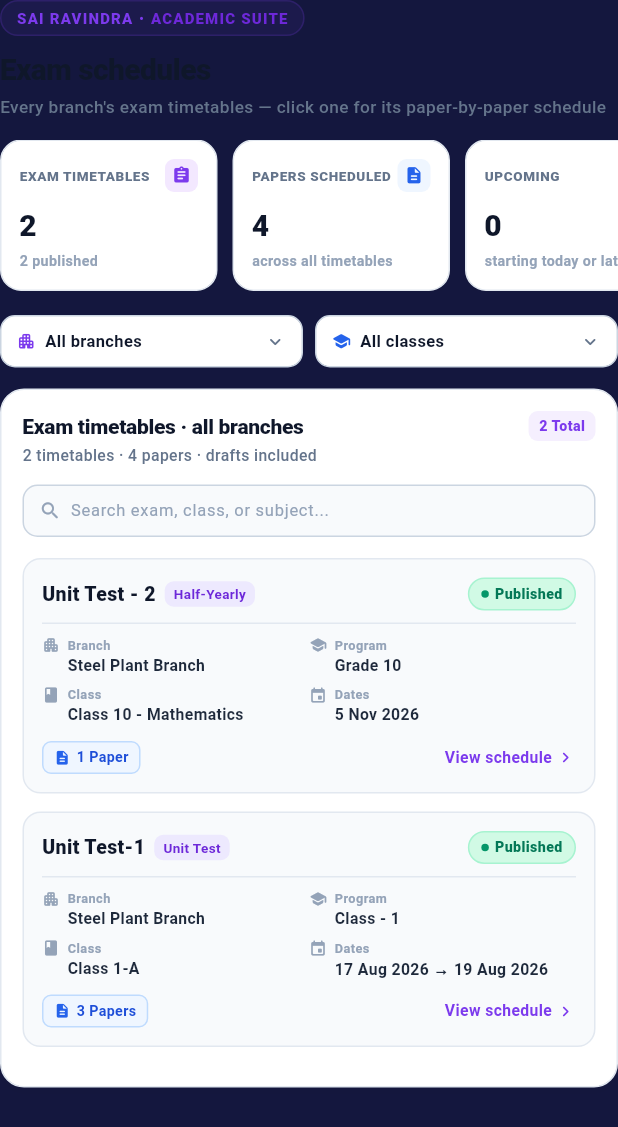
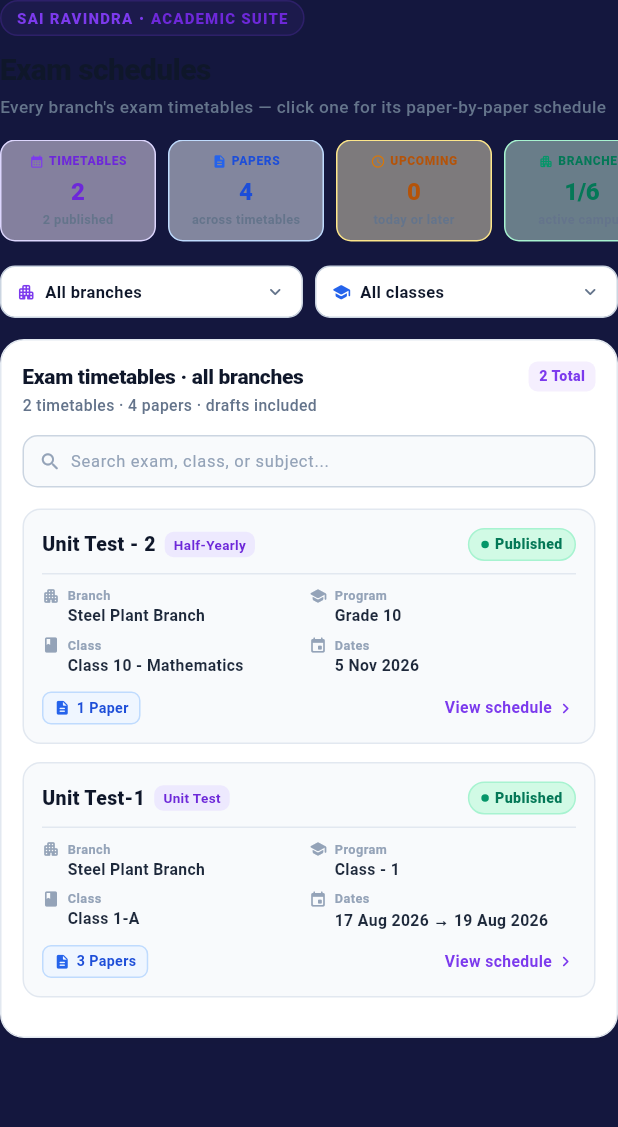
Before and after one commit to naveenkumar1437/Vriyda_AI, a Flutter app: the AcademicsView widget shown alone on an empty page, opened directly, on a phone screen of 412 x 824 dp. Shown: the top 1127 px of the screen. Run offline on Flutter 3.47's test engine with Material 3 defaults, Android fonts, the phone set to English and light mode, and no system bars; our stand-ins replace shared_preferences; accounts and stored records are empty; network calls fail; Roboto replaces fonts that are missing (-apple-system).

Commit message:
style(academics): make KPI cards compact and friendly matching Attendance screen metrics

```diff
--- a/lib/screens/academics/academics_view.dart
+++ b/lib/screens/academics/academics_view.dart
@@ -57,9 +57,12 @@ class _AcademicsViewState extends State<AcademicsView> {
     final publishedCount = filteredTimetables.where((tt) => tt.isPublished).length;
     final draftsCount = filteredTimetables.where((tt) => tt.isDraft).length;
 
-    // Branches covered calculation
+    // Branches covered calculation (dynamically read from live API if present)
+    final branchesFromApi = widget.dashboardData?['branches'] as List<dynamic>?;
+    final totalBranchesCount = (branchesFromApi != null && branchesFromApi.isNotEmpty)
+        ? branchesFromApi.length
+        : 6;
     final coveredBranches = allTimetables.map((t) => t.branchId).toSet().length;
-    const totalBranchesCount = 6;
 
     final branchLabel = _selectedBranch == 'all'
         ? 'all branches'
@@ -170,7 +173,7 @@ class _AcademicsViewState extends State<AcademicsView> {
     );
   }
 
-  // --- Component 2: 5 KPI Metric Cards ---
+  // --- Component 2: 5 KPI Metric Cards (Attendance-Screen Style: Compact, Friendly, Color-Tinted) ---
   Widget _buildKpiCards({
     required int totalTimetables,
     required int publishedCount,
@@ -182,44 +185,54 @@ class _AcademicsViewState extends State<AcademicsView> {
   }) {
     final kpis = [
       {
-        'title': 'EXAM TIMETABLES',
+        'label': 'TIMETABLES',
         'value': '$totalTimetables',
         'subtext': '$publishedCount published',
-        'icon': Icons.assignment_rounded,
-        'color': const Color(0xFF7C3AED),
-        'bg': const Color(0xFFF3E8FF),
+        'icon': Icons.calendar_month_rounded,
+        'dotColor': const Color(0xFF7C3AED),
+        'textColor': const Color(0xFF6D28D9),
+        'bgColor': const Color(0xFFF3E8FF).withValues(alpha: 0.5),
+        'borderColor': const Color(0xFFDDD6FE),
       },
       {
-        'title': 'PAPERS SCHEDULED',
+        'label': 'PAPERS',
         'value': '$totalPapers',
-        'subtext': 'across all timetables',
+        'subtext': 'across timetables',
         'icon': Icons.description_rounded,
-        'color': const Color(0xFF2563EB),
-        'bg': const Color(0xFFEFF6FF),
+        'dotColor': const Color(0xFF2563EB),
+        'textColor': const Color(0xFF1D4ED8),
+        'bgColor': const Color(0xFFEFF6FF).withValues(alpha: 0.5),
+        'borderColor': const Color(0xFFBFDBFE),
       },
       {
-        'title': 'UPCOMING',
+        'label': 'UPCOMING',
         'value': '$upcomingCount',
-        'subtext': 'starting today or later',
+        'subtext': 'today or later',
         'icon': Icons.schedule_rounded,
-        'color': const Color(0xFFD97706),
-        'bg': const Color(0xFFFEF3C7),
+        'dotColor': const Color(0xFFD97706),
+        'textColor': const Color(0xFFB45309),
+        'bgColor': const Color(0xFFFEF3C7).withValues(alpha: 0.45),
+        'borderColor': const Color(0xFFFDE68A),
       },
       {
-        'title': 'BRANCHES COVERED',
+        'label': 'BRANCHES',
         'value': '$coveredBranches/$totalBranchesCount',
-        'subtext': 'have at least one timetable',
+        'subtext': 'active campus',
         'icon': Icons.apartment_rounded,
-        'color': const Color(0xFF059669),
-        'bg': const Color(0xFFD1FAE5),
+        'dotColor': const Color(0xFF059669),
+        'textColor': const Color(0xFF047857),
+        'bgColor': const Color(0xFFD1FAE5).withValues(alpha: 0.45),
+        'borderColor': const Color(0xFFA7F3D0),
       },
       {
-        'title': 'DRAFTS',
+        'label': 'DRAFTS',
         'value': '$draftsCount',
-        'subtext': 'not yet published',
+        'subtext': 'not published',
         'icon': Icons.edit_note_rounded,
-        'color': const Color(0xFF64748B),
-        'bg': const Color(0xFFF1F5F9),
+        'dotColor': const Color(0xFF64748B),
+        'textColor': const Color(0xFF475569),
+        'bgColor': const Color(0xFFF1F5F9),
+        'borderColor': const Color(0xFFE2E8F0),
       },
     ];
 
@@ -228,79 +241,63 @@ class _AcademicsViewState extends State<AcademicsView> {
       physics: const BouncingScrollPhysics(),
       child: Row(
         children: kpis.map((kpi) {
-          final color = kpi['color'] as Color;
-          final bg = kpi['bg'] as Color;
+          final dotColor = kpi['dotColor'] as Color;
+          final textColor = kpi['textColor'] as Color;
+          final bgColor = kpi['bgColor'] as Color;
+          final borderColor = kpi['borderColor'] as Color;
+          final icon = kpi['icon'] as IconData;
 
           return Container(
-            width: 145,
-            margin: const EdgeInsets.only(right: 10),
-            padding: const EdgeInsets.all(12),
+            width: 104,
+            margin: const EdgeInsets.only(right: 8),
+            padding: const EdgeInsets.symmetric(vertical: 8, horizontal: 6),
             decoration: BoxDecoration(
-              color: Colors.white,
-              borderRadius: BorderRadius.circular(14),
-              border: Border.all(color: const Color(0xFFE2E8F0)),
-              boxShadow: [
-                BoxShadow(
-                  color: Colors.black.withValues(alpha: 0.02),
-                  blurRadius: 6,
-                  offset: const Offset(0, 2),
-                ),
-              ],
+              color: bgColor,
+              borderRadius: BorderRadius.circular(10),
+              border: Border.all(color: borderColor),
             ),
             child: Column(
-              crossAxisAlignment: CrossAxisAlignment.start,
+              mainAxisSize: MainAxisSize.min,
               children: [
                 Row(
-                  mainAxisAlignment: MainAxisAlignment.spaceBetween,
+                  mainAxisAlignment: MainAxisAlignment.center,
                   children: [
-                    Expanded(
+                    Icon(icon, size: 10, color: dotColor),
+                    const SizedBox(width: 3),
+                    Flexible(
                       child: Text(
-                        kpi['title'] as String,
-                        style: const TextStyle(
-                          color: Color(0xFF64748B),
-                          fontSize: 9,
+                        kpi['label'] as String,
+                        overflow: TextOverflow.ellipsis,
+                        style: TextStyle(
+                          color: textColor,
+                          fontSize: 8,
                           fontWeight: FontWeight.w800,
                           letterSpacing: 0.4,
                         ),
-                        maxLines: 1,
-                        overflow: TextOverflow.ellipsis,
-                      ),
-                    ),
-                    Container(
-                      width: 22,
-                      height: 22,
-                      decoration: BoxDecoration(
-                        color: bg,
-                        borderRadius: BorderRadius.circular(6),
-                      ),
-                      child: Icon(
-                        kpi['icon'] as IconData,
-                        size: 13,
-                        color: color,
                       ),
                     ),
                   ],
                 ),
-                const SizedBox(height: 8),
+                const SizedBox(height: 3),
                 Text(
                   kpi['value'] as String,
-                  style: const TextStyle(
-                    color: Color(0xFF0F172A),
-                    fontSize: 20,
+                  style: TextStyle(
+                    color: textColor,
+                    fontSize: 16,
                     fontWeight: FontWeight.w800,
-                    letterSpacing: -0.5,
+                    letterSpacing: -0.3,
                   ),
                 ),
-                const SizedBox(height: 2),
+                const SizedBox(height: 1),
                 Text(
                   kpi['subtext'] as String,
+                  overflow: TextOverflow.ellipsis,
+                  maxLines: 1,
                   style: const TextStyle(
-                    color: Color(0xFF94A3B8),
-                    fontSize: 9.5,
+                    color: Color(0xFF64748B),
+                    fontSize: 8.5,
                     fontWeight: FontWeight.w600,
                   ),
-                  maxLines: 1,
-                  overflow: TextOverflow.ellipsis,
                 ),
               ],
             ),
```
